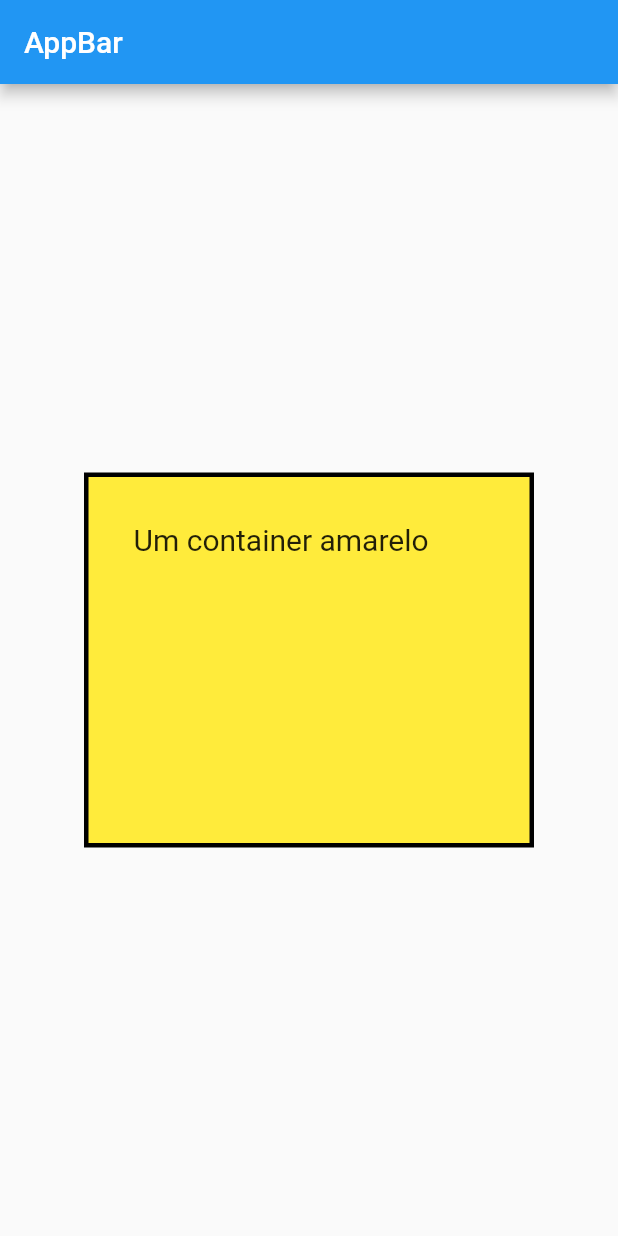
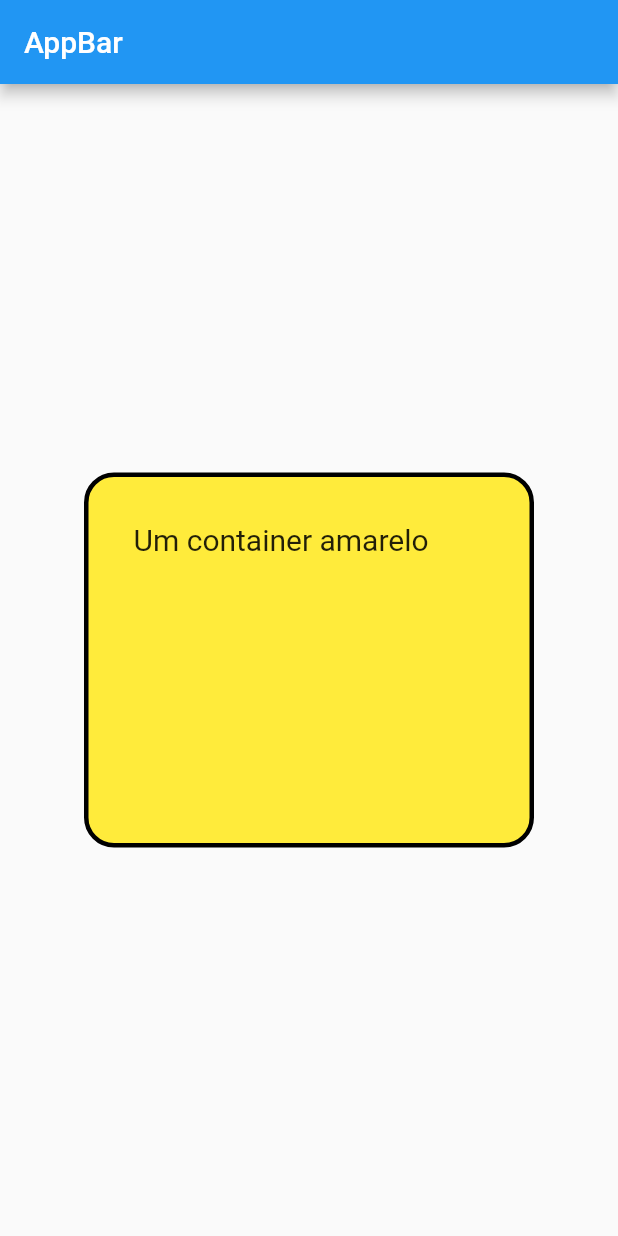
Before and after one commit to clavison/aula-flutter, a Flutter app: the screen it shows after launch, on a phone screen of 412 x 824 dp. Run offline on Flutter 3.47's test engine with Material 2 defaults, Android fonts, the light colour scheme and no system bars.

Commit message:
Container border radius

```diff
--- a/lib/main.dart
+++ b/lib/main.dart
@@ -27,16 +27,14 @@ class _MyAppState extends State<MyApp> {
               padding: const EdgeInsets.all(30),
               //color: Colors.yellow,
               decoration: BoxDecoration(
-                color: Colors.yellow,
+                color: Colors.yellow, //ao utilizar o decoration a cor deve estar nele
                 border: Border.all(
                   color: Colors.black,
                   width: 3.0,
                 ),
+                borderRadius: BorderRadius.circular(20),
               ),
-              child: const Text(
-                "Um container amarelo",
-                style: TextStyle(fontSize: 20),
-              ),
+              child: const Text("Um container amarelo", style: TextStyle(fontSize: 20)),
             ),
           )),
     );
```
